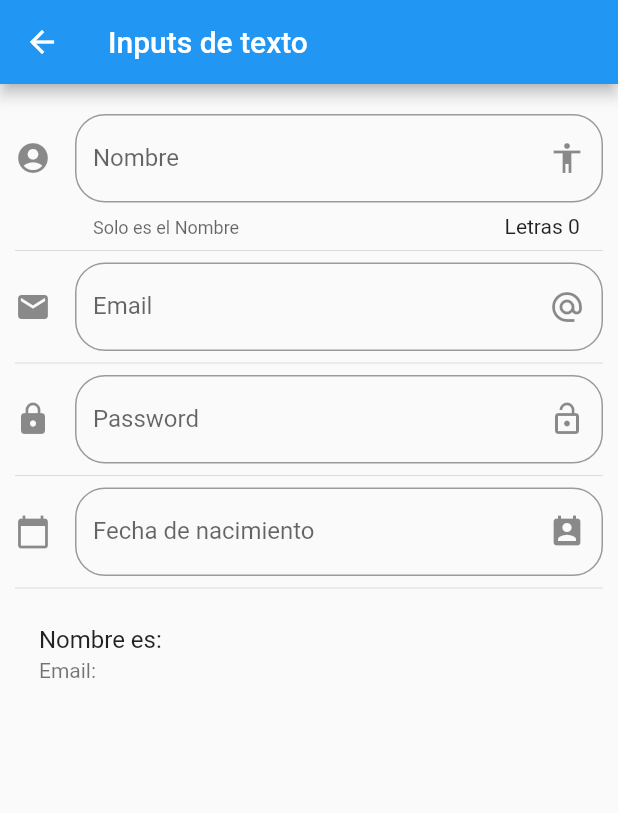
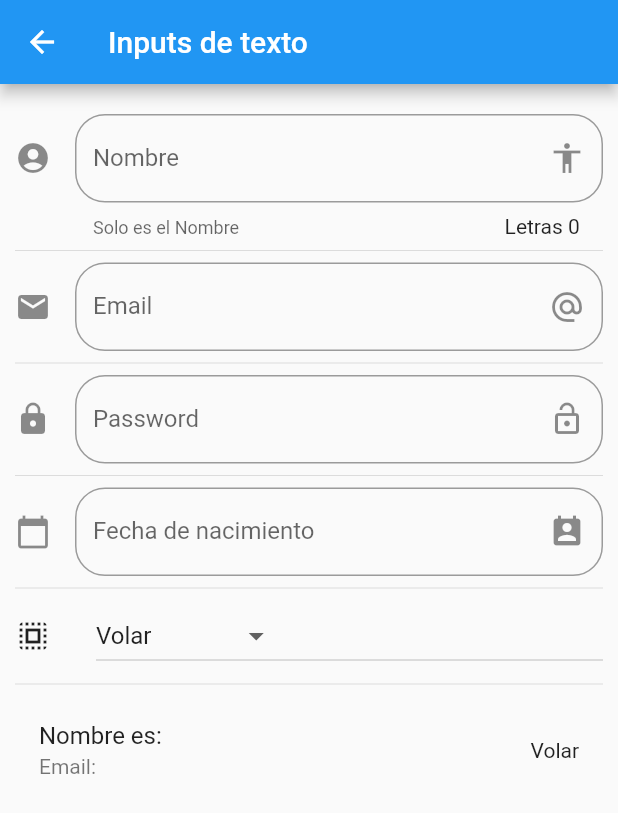
Before and after one commit to eddieware/componentes, a Flutter app: the InputPage screen opened by its route, on a phone screen of 412 x 824 dp. Shown: the top 813 px of the screen. Run offline on Flutter 3.47's test engine with Material 2 defaults, Android fonts, the phone set to English and light mode, and no system bars.

Commit message:
dropdown_menu

```diff
--- a/lib/src/pages/input_page.dart
+++ b/lib/src/pages/input_page.dart
@@ -9,6 +9,8 @@ class _InputPageState extends State<InputPage> {
   String _email='';
   String _nombre='';
   String _fecha='';
+  String _optSeleccionada='Volar';
+  List<String> _poderes = ['Volar','Rayos X', 'Super Aliento','Super Fuerza'];
   TextEditingController _inputFieldDateController = new TextEditingController();
 
 
@@ -33,6 +35,8 @@ class _InputPageState extends State<InputPage> {
           _crearPassword(),
           Divider(),
           _crearFecha(context),
+           Divider(),
+           _crearDropdown(),
            Divider(),
           _crearPersona(),
         ],
@@ -164,12 +168,51 @@ class _InputPageState extends State<InputPage> {
 
   }
 // imprime el nombre en pantalla en modo Binding
+
+List <DropdownMenuItem<String>> getOpcionesDropdown(){
+  List <DropdownMenuItem<String>> lista = new List();
+
+  _poderes.forEach((poder) {
+
+    lista.add(DropdownMenuItem(
+      child: Text(poder),
+      value: poder,
+    ));
+
+   });
+   return lista;
+}
+
+Widget _crearDropdown(){
+
+  return Row(children: <Widget>[
+    Icon(Icons.select_all),
+    SizedBox(width: 30,),
+    Expanded(
+          child: DropdownButton(
+      value: _optSeleccionada,
+      items:getOpcionesDropdown(),
+      onChanged:(opt){
+       // print(opt);// imprime la opcion seleccionada en el drop down
+       setState(() {
+         _optSeleccionada= opt;
+       });
+
+      }),
+    )
+
+  ],);
+
+
+}
+
   Widget _crearPersona(){
 
     return ListTile(
 
       title: Text('Nombre es: $_nombre'),
       subtitle: Text('Email: $_email'),
+      trailing: Text(_optSeleccionada),
     );
   }
 }
```
